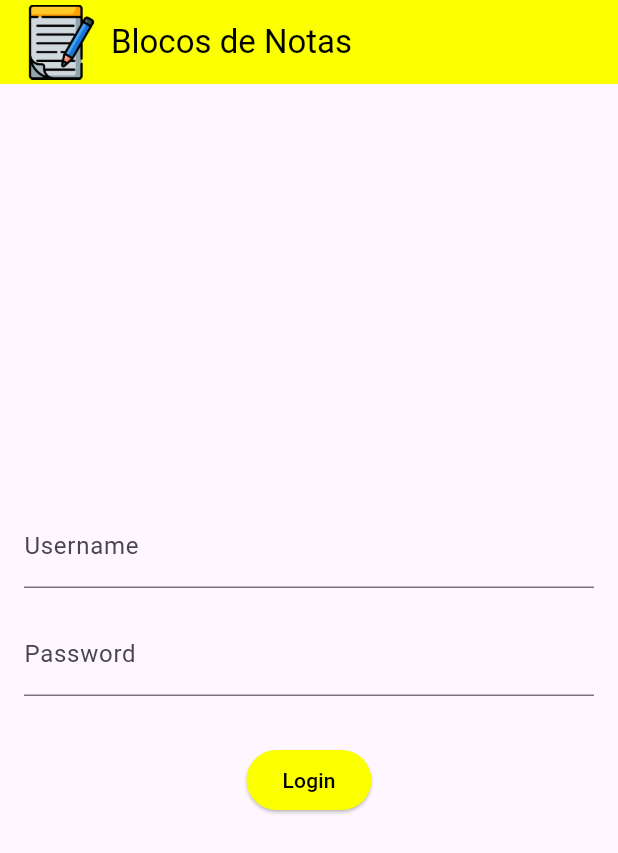
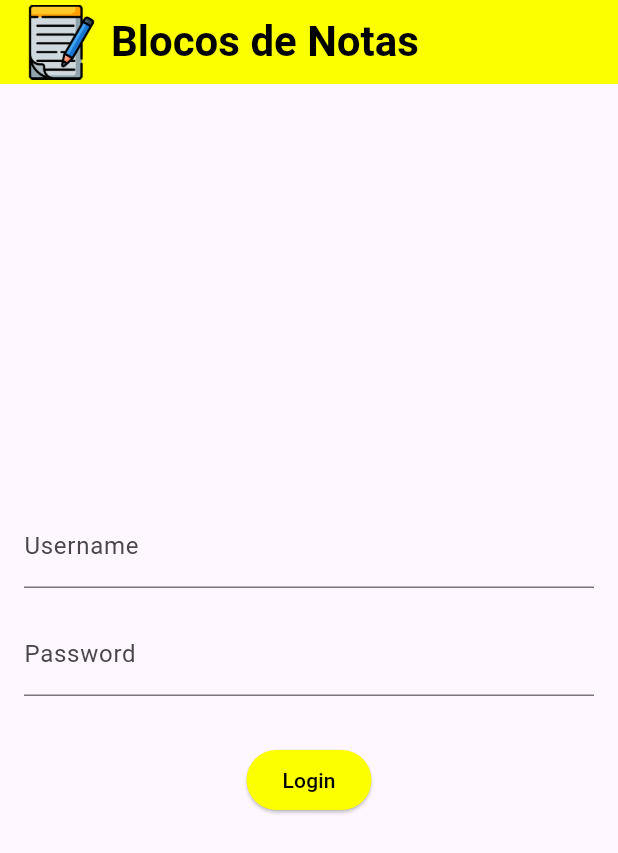
Before and after one commit to luisfelipecad/App-gerenciador-de-despesas, a Flutter app: the screen it shows after launch, on a phone screen of 412 x 824 dp. Shown: the top 853 px of the screen. Run offline on Flutter 3.47's test engine with Material 3 defaults, Android fonts, the phone set to English and light mode, and no system bars.

Commit message:
Update main.dart

```diff
--- a/flutter_application_despesas/lib/main.dart
+++ b/flutter_application_despesas/lib/main.dart
@@ -38,7 +38,7 @@ class _LoginNotasState extends State<_LoginNotas> {
             children: [
               Image.asset('assets/logo_notas.png', height: 50,),
               SizedBox(width: 8,),
-              Text('Blocos de Notas', style: TextStyle(color: Colors.black),),
+              Text('Blocos de Notas', style: TextStyle(color: Colors.black, fontWeight: FontWeight.bold,  fontSize: 28),),
             ],
           ),
         ),
@@ -126,7 +126,7 @@ class _NoteListState extends State<NoteList> {
               Image.asset('assets/logo_notas.png', height: 50,),
               SizedBox(width: 8,),
               Text('Blocos de Notas',
-                style: TextStyle(color: Colors.black),),
+                style: TextStyle(color: Colors.black, fontWeight: FontWeight.bold,  fontSize: 28),),
             ]
           ),
         ),
```
